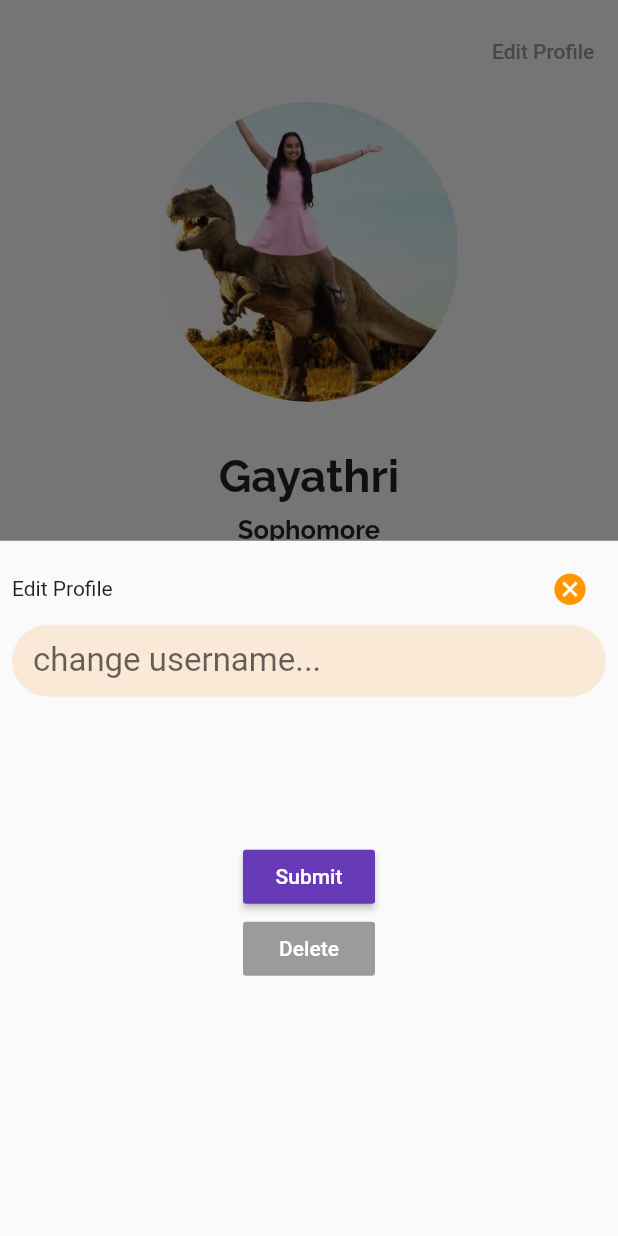
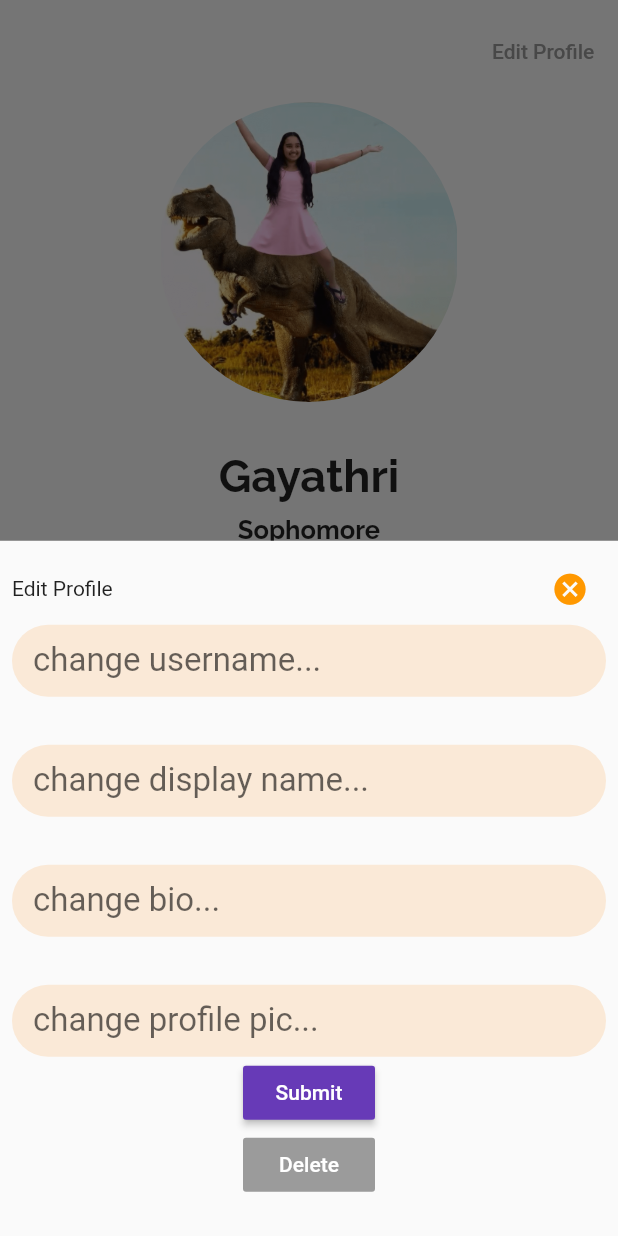
Before and after one commit to ishajain15/UniLyfe, a Flutter app: the ProfilePage screen opened directly, after a tap on "Edit Profile", on a phone screen of 412 x 824 dp. Run offline on Flutter 3.47's test engine with Material 2 defaults, Android fonts, the phone set to English and light mode, and no system bars; our stand-ins replace auto_size_text, cloud_firestore, community_material_icon, firebase_auth, firebase_core, font_awesome_flutter and 3 more; missing offline and left inert: polls; accounts and stored records are empty; generated files the repository leaves out were written again.

Commit message:
changed some profile stuff

```diff
--- a/unilyfe_app/lib/page/profile_page.dart
+++ b/unilyfe_app/lib/page/profile_page.dart
@@ -145,6 +145,7 @@ class _ProfilePageState extends State<ProfilePage> {
   ),
 ]));*/
 
+
   Widget _buildChip(String label, Color color) {
     return Chip(
       labelPadding: EdgeInsets.all(2.0),
@@ -225,15 +226,15 @@ class _ProfilePageState extends State<ProfilePage> {
                 Container(
                   padding: const EdgeInsets.all(16),
                 ),
-                // _changeInfo("change name..."),
+                _changeInfo("change display name..."),
                 Container(
                   padding: const EdgeInsets.all(16),
                 ),
-                // _changeInfo("change bio..."),
+                _changeInfo("change bio..."),
                 Container(
                   padding: const EdgeInsets.all(16),
                 ),
-                // _changeInfo("change profile pic..."),
+                _changeInfo("change profile pic..."),
                 Row(
                   mainAxisAlignment: MainAxisAlignment.center,
                   children: <Widget>[
@@ -275,10 +276,21 @@ class _ProfilePageState extends State<ProfilePage> {
       },
     );
   }
+
+   /* _getProfileData() async {
+    final uid = await Provider.of(context).auth.getCurrentUID();
+    await Provider.of(context)
+        .db
+        .collection('userData')
+        .document(uid)
+        .get().then((result) {
+          user.username = result.data['username'];
+    });
+  }*/
 }
 
 // ignore: camel_case_types
-class _profilePicture extends StatefulWidget {
+ class _profilePicture extends StatefulWidget {
   @override
   _myProfilePictureState createState() => _myProfilePictureState();
 }
```
